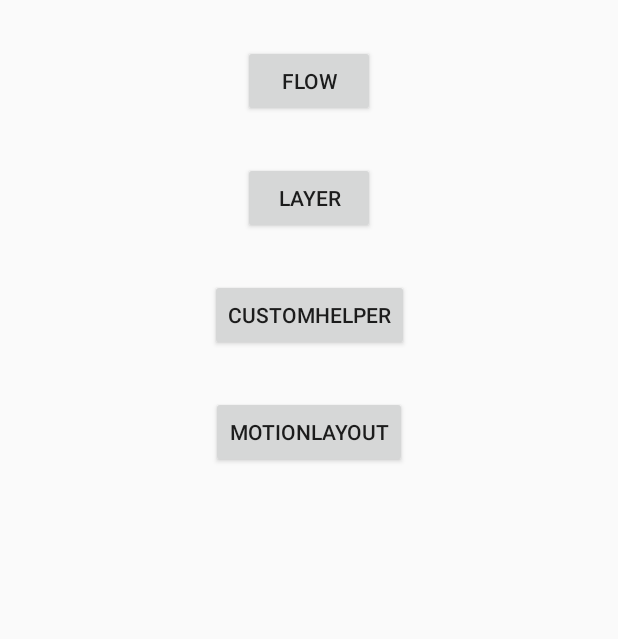
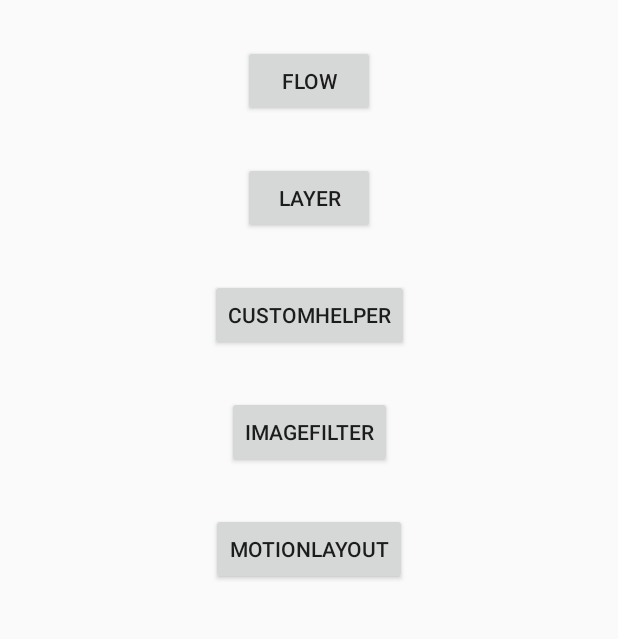
Before and after one commit to gyqGitHub/ConstraintLayoutDemo, an Android app: the screen it shows after launch (MainActivity), on a phone screen of 412 x 824 dp, the part 156-795 px from its top. Run offline under Robolectric (Android 15) with nearby library versions, the phone set to English and light mode, and no system bars.

Commit message:
圆角图片的使用

```diff
--- a/app/src/main/AndroidManifest.xml
+++ b/app/src/main/AndroidManifest.xml
@@ -9,7 +9,8 @@
         android:roundIcon="@mipmap/ic_launcher_round"
         android:supportsRtl="true"
         android:theme="@style/AppTheme">
-        <activity android:name=".ConstraintHelperActivity"></activity>
+        <activity android:name=".ImageFilterActivity"></activity>
+        <activity android:name=".ConstraintHelperActivity" />
         <activity android:name=".LayerActivity" />
         <activity android:name=".FlowActivity" />
         <activity android:name=".MainActivity">
--- a/app/src/main/java/com/hsb/profession/constraintlayoutdemo/MainActivity.kt
+++ b/app/src/main/java/com/hsb/profession/constraintlayoutdemo/MainActivity.kt
@@ -14,5 +14,7 @@ class MainActivity : AppCompatActivity() {
         btn_layer.setOnClickListener { LayerActivity.start(this) }
 
         btn_custom_helper.setOnClickListener { ConstraintHelperActivity.start(this) }
+
+        btn_image_filter.setOnClickListener { ImageFilterActivity.start(this) }
     }
 }
--- a/app/src/main/res/layout/activity_main.xml
+++ b/app/src/main/res/layout/activity_main.xml
@@ -17,7 +17,7 @@
         app:flow_horizontalGap="30dp"
         app:flow_verticalGap="30dp"
         app:flow_maxElementsWrap="1"
-        app:constraint_referenced_ids="btn_layout,btn_flow,btn_layer,btn_custom_helper,btn_motion"
+        app:constraint_referenced_ids="btn_layout,btn_flow,btn_layer,btn_custom_helper,btn_image_filter,btn_motion"
         android:layout_height="wrap_content">
     </androidx.constraintlayout.helper.widget.Flow>
 
@@ -56,4 +56,11 @@
         android:text="CustomHelper"
         ></Button>
 
+    <Button
+        android:id="@+id/btn_image_filter"
+        android:layout_width="wrap_content"
+        android:layout_height="wrap_content"
+        android:text="ImageFilter"
+        ></Button>
+
 </androidx.constraintlayout.widget.ConstraintLayout>
```
Also changed, not shown: app/src/main/java/com/hsb/profession/constraintlayoutdemo/ImageFilterActivity.kt (added, +22 -0 lines), app/src/main/res/layout/activity_image_filter.xml (added, +37 -0 lines), app/src/main/res/drawable-xxhdpi/zc.jpg (added).
